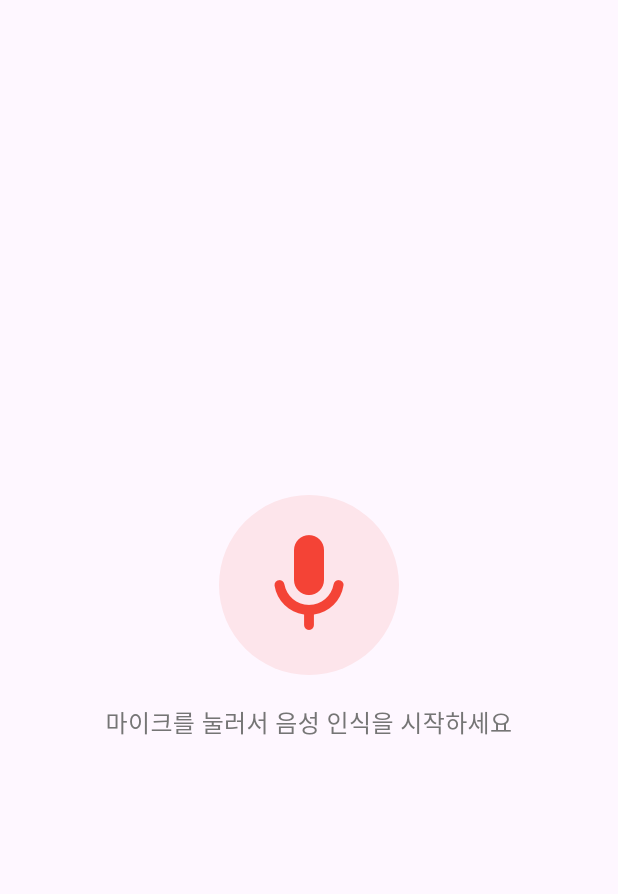
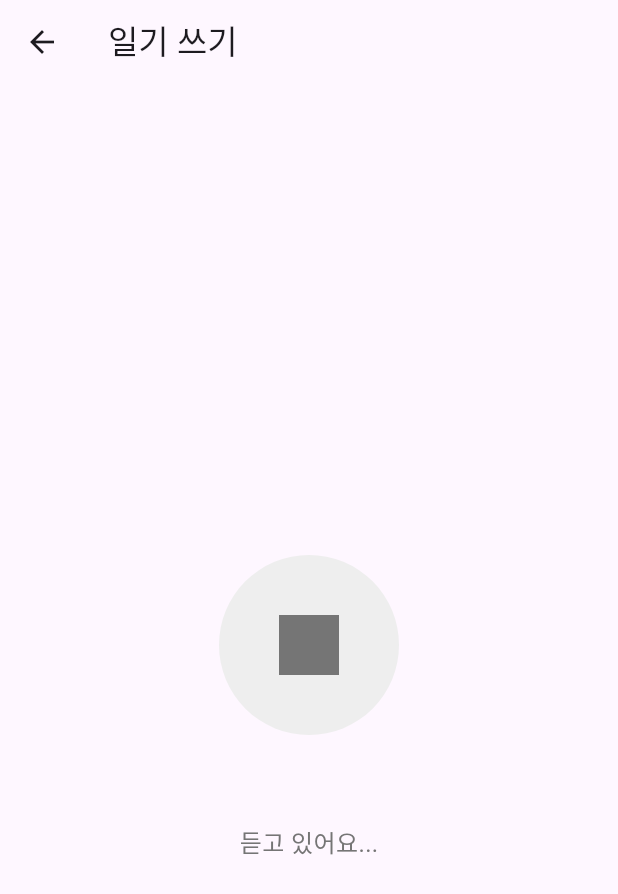
Before and after one commit to gachon-it/3rdwagle-team3-front, a Flutter app: the VoiceDetection screen opened directly, after a tap on the "mic" icon, on a phone screen of 412 x 824 dp. Shown: the top 894 px of the screen. Run offline on Flutter 3.47's test engine with Material 3 defaults, Android fonts, the light colour scheme and no system bars; our stand-ins replace table_calendar; Roboto replaces fonts that are missing (BlackHanSans).

Commit message:
[design] 마이크 음성 인식 페이지 UI 구현

```diff
--- /dev/null
+++ b/lib/screen/loading.dart
@@ -0,0 +1,10 @@
+import 'package:flutter/material.dart';
+
+class Loading extends StatelessWidget {
+  const Loading({super.key});
+
+  @override
+  Widget build(BuildContext context) {
+    return Scaffold();
+  }
+}
--- a/lib/screen/voice_detection.dart
+++ b/lib/screen/voice_detection.dart
@@ -1,89 +1,141 @@
 import 'package:flutter/material.dart';
-import 'package:speech_to_text/speech_to_text.dart' as stt;
+import 'package:muramura/const/colors.dart';
+import 'package:muramura/screen/loading.dart';
 
 class VoiceDetection extends StatefulWidget {
-  const VoiceDetection({super.key});
+  const VoiceDetection({Key? key}) : super(key: key);
 
   @override
   State<VoiceDetection> createState() => _VoiceDetectionState();
 }
 
 class _VoiceDetectionState extends State<VoiceDetection> {
-  final stt.SpeechToText _speech = stt.SpeechToText();
   bool _isListening = false;
-  String _text = '마이크를 눌러서 음성 인식을 시작하세요';
+  bool _isRecordingDone = false; // 녹음 완료 상태 추가
 
-  @override
-  void initState() {
-    super.initState();
-    _initializeSpeech();
+  void _resetRecording() {
+    setState(() {
+      _isListening = false;
+      _isRecordingDone = false;
+    });
   }
 
-  void _initializeSpeech() async {
-    await _speech.initialize(
-      onError: (error) => print('Error: $error'),
-      onStatus: (status) => print('Status: $status'),
+  void _saveRecording() {
+    Navigator.of(context).push(
+      MaterialPageRoute(
+        builder: (context) => Loading(),
+      ),
     );
   }
 
-  void _toggleListening() async {
-    if (!_isListening) {
-      bool available = await _speech.initialize();
-      if (available) {
+  void _handleTap() {
     setState(() {
+      if (_isListening) {
+        // 녹음 중 -> 녹음 완료(정사각형)
+        _isListening = false;
+        _isRecordingDone = true;
+      } else if (_isRecordingDone) {
+        // 녹음 완료 -> 새로운 녹음 시작(다시하기)
+        _isRecordingDone = false;
         _isListening = true;
+      } else {
+        // 초기 상태 -> 녹음 시작(마이크)
+        _isListening = true;
+      }
     });
-        _speech.listen(
-          onResult: (result) {
-            setState(() {
-              _text = result.recognizedWords;
-            });
-          },
-          localeId: 'ko_KR', // 한국어 설정
-        );
-      }
-    } else {
-      setState(() {
-        _isListening = false;
-      });
-      _speech.stop();
-    }
   }
 
   @override
   Widget build(BuildContext context) {
     return Scaffold(
+      appBar: AppBar(
+        title: const Text('일기 쓰기'),
+      ),
       body: Center(
         child: Column(
-          mainAxisAlignment: MainAxisAlignment.center,
           children: [
+            Expanded(
+              flex: 1,
+              child: Container(),
+            ),
             GestureDetector(
-              onTap: _toggleListening,
+              onTap: _handleTap,
               child: Container(
                 padding: const EdgeInsets.all(20),
                 decoration: BoxDecoration(
                   shape: BoxShape.circle,
-                  color: _isListening
-                      ? Colors.red.withOpacity(0.1)
-                      : Colors.grey[200],
+                  color: Colors.grey[200],
                 ),
                 child: Icon(
-                  Icons.mic_rounded,
+                  _isListening
+                      ? Icons.stop
+                      : (_isRecordingDone ? Icons.refresh : Icons.mic_rounded),
                   size: 80,
-                  color: _isListening ? Colors.red : Colors.grey[600],
+                  color: Colors.grey[600],
                 ),
               ),
             ),
             const SizedBox(height: 20),
-            Padding(
-              padding: const EdgeInsets.symmetric(horizontal: 20),
-              child: Text(
-                _text,
+            Expanded(
+              flex: 1,
+              child: Column(
+                children: [
+                  if (_isListening) ...[
+                    const SizedBox(height: 40),
+                    Text(
+                      '듣고 있어요...',
+                      style: TextStyle(
+                        fontSize: 16,
+                        color: Colors.grey[600],
+                      ),
+                    ),
+                  ] else if (_isRecordingDone) ...[
+                    const SizedBox(height: 40),
+                    Text(
+                      '다시 녹음하시려면 버튼을 눌러주세요',
                       textAlign: TextAlign.center,
                       style: TextStyle(
                         fontSize: 16,
                         color: Colors.grey[600],
                       ),
+                    ),
+                    const SizedBox(height: 20),
+                    Container(
+                      decoration: BoxDecoration(
+                        borderRadius: BorderRadius.circular(8),
+                        border: Border.all(
+                          color: primaryColor,
+                          width: 1,
+                        ),
+                      ),
+                      child: TextButton(
+                        onPressed: () {
+                          Navigator.push(
+                            context,
+                            MaterialPageRoute(
+                                builder: (context) => const Loading()),
+                          );
+                        },
+                        child: const Text(
+                          '저장',
+                          style: TextStyle(
+                            color: primaryColor,
+                          ),
+                        ),
+                      ),
+                    )
+                  ] else ...[
+                    const SizedBox(height: 40),
+                    Text(
+                      '마이크를 눌러서\n일기 쓰기를 시작하세요',
+                      textAlign: TextAlign.center,
+                      style: TextStyle(
+                        fontSize: 16,
+                        color: Colors.grey[600],
+                      ),
+                    ),
+                  ],
+                ],
               ),
             ),
           ],
--- a/pubspec.yaml
+++ b/pubspec.yaml
@@ -36,7 +36,6 @@
   cupertino_icons: ^1.0.8
   shared_preferences: ^2.5.2
   dio: ^5.8.0+1
-  speech_to_text: ^6.6.0
 
 dev_dependencies:
   flutter_test:
```
Also changed, not shown: pubspec.lock, 5 other files. Lines whose indentation alone changed are shown as unchanged.
